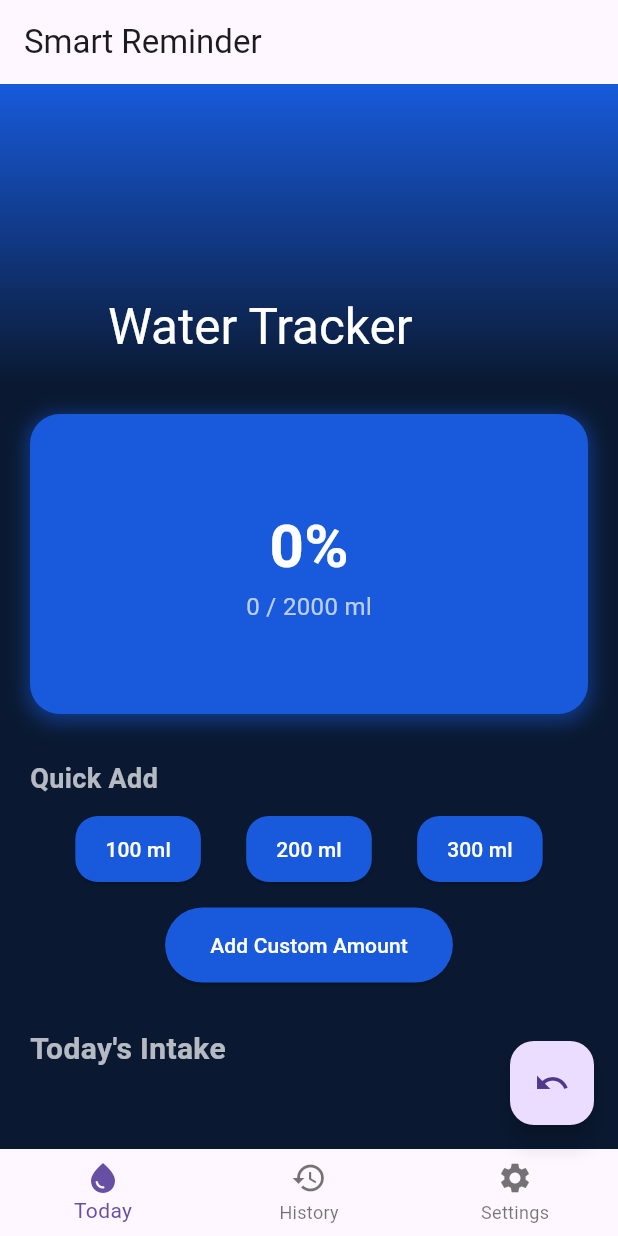
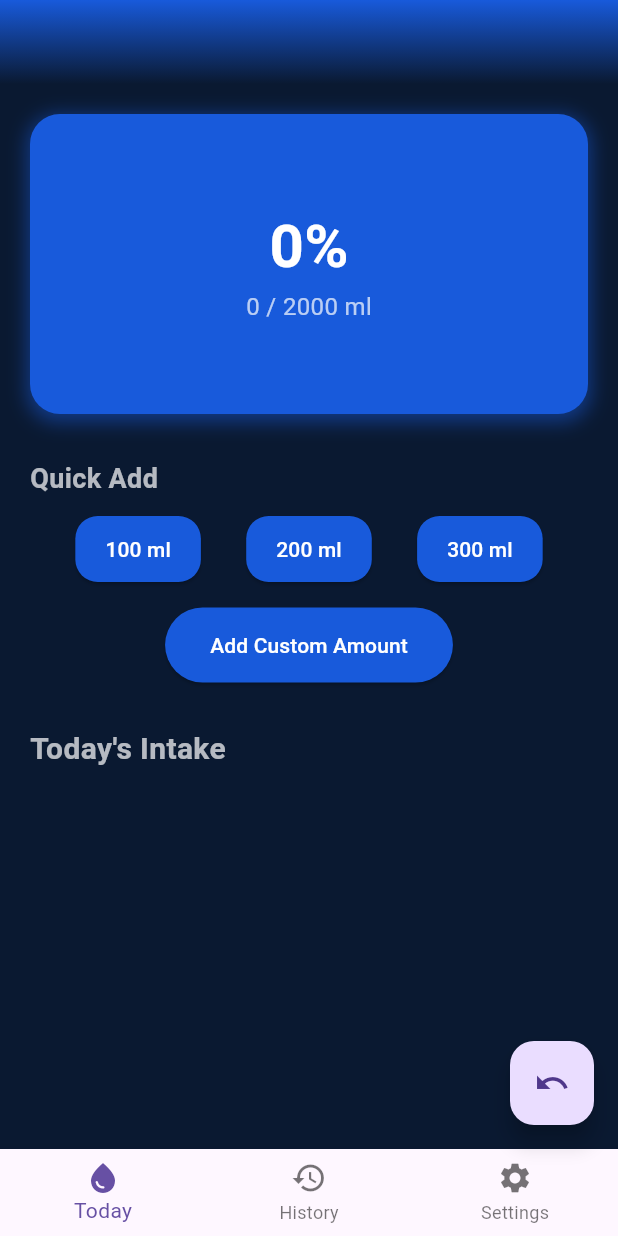
Before and after one commit to karthicksakkaravarti/Water-Reminder, a Flutter app: the screen it shows after launch, on a phone screen of 412 x 824 dp. Run offline on Flutter 3.47's test engine with Material 3 defaults, Android fonts, the phone set to English and light mode, and no system bars; our stand-ins replace flutter_local_notifications, shared_preferences.

Commit message:
Intial commit

```diff
--- a/lib/main.dart
+++ b/lib/main.dart
@@ -164,7 +164,6 @@ class _HomeScreenState extends State<HomeScreen> {
   @override
   Widget build(BuildContext context) {
     return Scaffold(
-      appBar: AppBar(title: Text('Smart Reminder')),
       body: IndexedStack(
         index: _currentIndex,
         children: _screens,
@@ -216,11 +215,9 @@ class _WaterTrackerScreenState extends State<WaterTrackerScreen> {
       child: CustomScrollView(
         slivers: [
           SliverAppBar(
-            expandedHeight: 200.0,
             floating: false,
             pinned: true,
             flexibleSpace: FlexibleSpaceBar(
-              title: const Text('Water Tracker'),
               background: Container(
                 decoration: const BoxDecoration(
                   gradient: LinearGradient(
```
Also changed, not shown: 2 other files.
